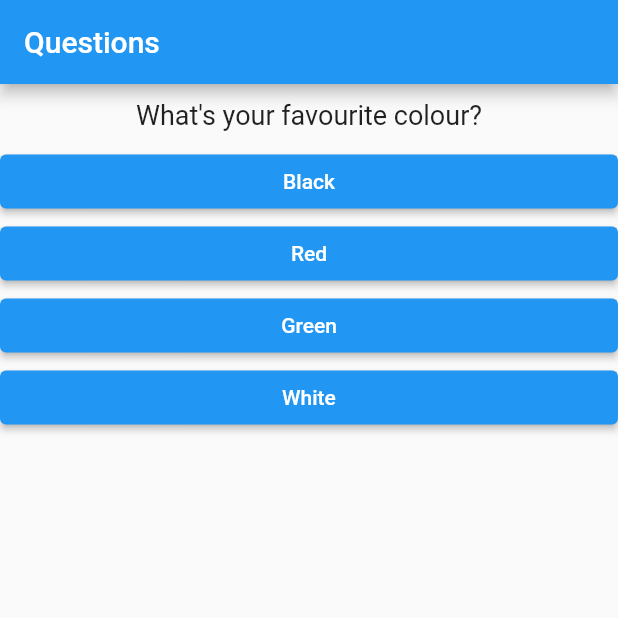
After one commit to fbomateus/Simple-Survey-Questionnaire, a Flutter app: the screen it shows after launch, on a phone screen of 412 x 824 dp, the top half of it. The commit adds this screen. Run offline on Flutter 3.47's test engine with Material 2 defaults, Android fonts, the light colour scheme and no system bars.

Commit message:
adding external 'quiz' component

```diff
--- a/lib/main.dart
+++ b/lib/main.dart
@@ -1,6 +1,5 @@
 import 'package:flutter/material.dart';
-import './question.dart';
-import './answer.dart';
+import './quiz.dart';
 import './result.dart';
 
 main() => runApp(SurveyQuetionnaireApp());
@@ -36,20 +35,16 @@ class _SurveyQuetionnaireAppState extends State<SurveyQuetionnaireApp> {
 
   @override
   Widget build(BuildContext context) {
-    List<String>? answers =
-        haveQuestionSelected ? _questions[_selectedQuestion]['answer'] : null;
-
     return MaterialApp(
       home: Scaffold(
         appBar: AppBar(
           title: Text('Questions'),
         ),
         body: haveQuestionSelected
-            ? Column(
-                children: [
-                  Question(_questions[_selectedQuestion]['question']),
-                  ...answers!.map((a) => Answer(a, _answer)).toList(),
-                ],
+            ? Quiz(
+                questions: _questions,
+                selectedQuestion: _selectedQuestion,
+                onAnswer: _answer,
               )
             : Result(),
       ),
--- /dev/null
+++ b/lib/quiz.dart
@@ -0,0 +1,32 @@
+import 'package:flutter/material.dart';
+import './question.dart';
+import './answer.dart';
+
+class Quiz extends StatelessWidget {
+  final List<Map> questions;
+  final int selectedQuestion;
+  final void Function() onAnswer;
+
+  Quiz({
+    required this.questions,
+    required this.selectedQuestion,
+    required this.onAnswer,
+  });
+
+  bool get haveQuestionSelected {
+    return selectedQuestion < questions.length;
+  }
+
+  @override
+  Widget build(BuildContext context) {
+    List<String>? answers =
+        haveQuestionSelected ? questions[selectedQuestion]['answer'] : null;
+
+    return Column(
+      children: [
+        Question(questions[selectedQuestion]['question']),
+        ...answers!.map((a) => Answer(a, onAnswer)).toList(),
+      ],
+    );
+  }
+}
```
